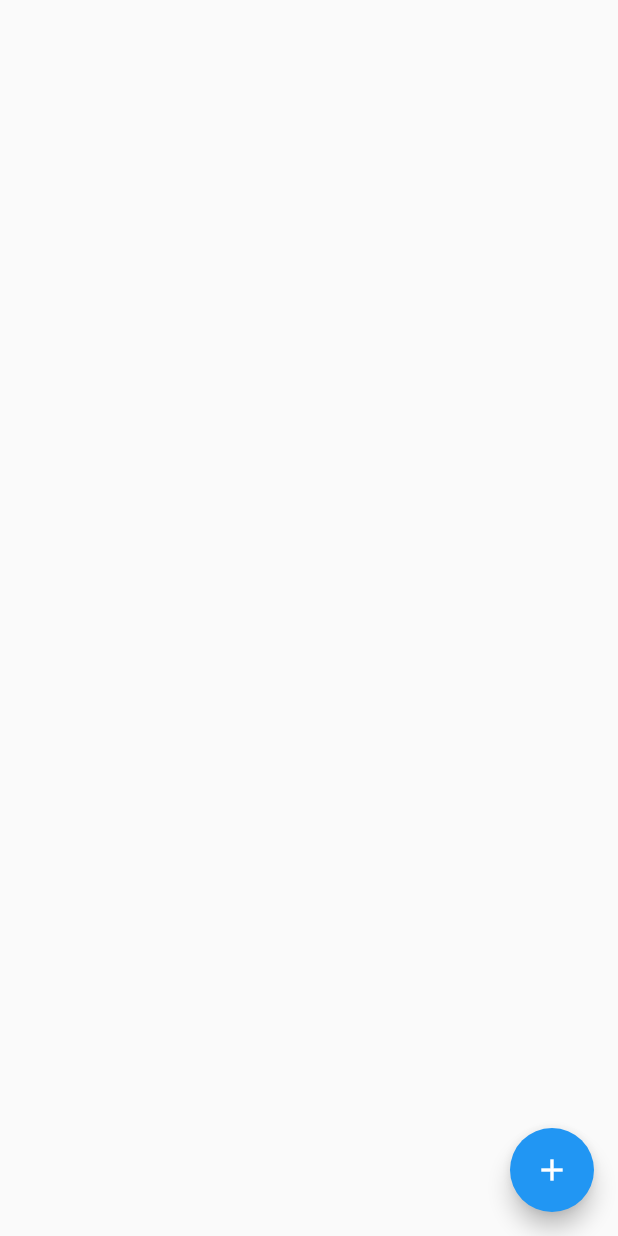
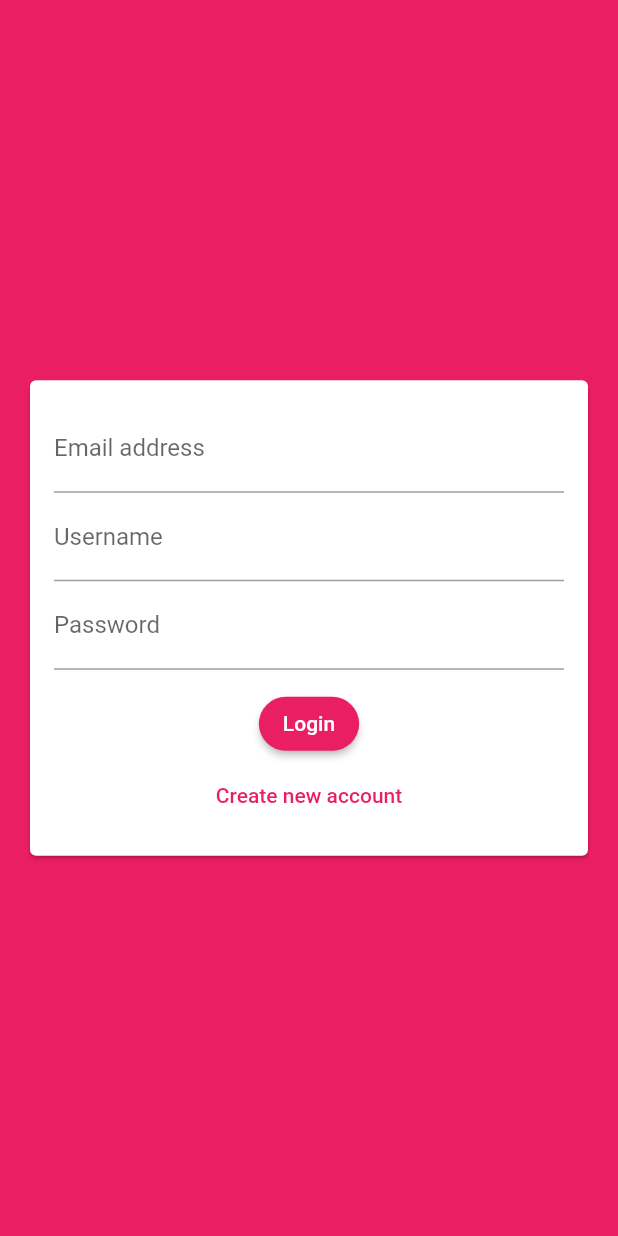
Before and after one commit to leeanngrapes/flutter_chat_app, a Flutter app: the screen it shows after launch, on a phone screen of 412 x 824 dp. Run offline on Flutter 3.47's test engine with Material 2 defaults, Android fonts, the phone set to English and light mode, and no system bars; our stand-ins replace cloud_firestore, firebase_core; accounts and stored records are empty.

Commit message:
Created basic authentication form and app styling

```diff
--- a/lib/main.dart
+++ b/lib/main.dart
@@ -1,5 +1,6 @@
 import 'package:flutter/material.dart';
 import 'package:firebase_core/firebase_core.dart';
+import 'package:flutter_chat_app/screens/auth_screen.dart';
 
 import 'package:flutter_chat_app/screens/chat_screen.dart';
 
@@ -16,7 +17,26 @@ class MyApp extends StatelessWidget {
     return MaterialApp(
       title: 'FlutterChat',
       theme: ThemeData(
-        primarySwatch: Colors.blue,
+        primarySwatch: Colors.pink,
+        backgroundColor: Colors.pink,
+        accentColor: Colors.teal[900],
+        accentColorBrightness: Brightness.dark,
+        buttonTheme: ButtonThemeData(
+          buttonColor: Colors.teal,
+        ),
+        elevatedButtonTheme: ElevatedButtonThemeData(
+          style: ElevatedButton.styleFrom(
+            primary: Colors.pink,
+            shape: RoundedRectangleBorder(
+              borderRadius: BorderRadius.circular(20),
+            ),
+          ),
+        ),
+        textButtonTheme: TextButtonThemeData(
+          style: TextButton.styleFrom(
+            primary: Colors.pink,
+          ),
+        ),
       ),
       home: FutureBuilder(
           future: _fbApp,
@@ -25,14 +45,13 @@ class MyApp extends StatelessWidget {
               print('You have an error! ${snapshot.error.toString()}');
               return Text('Something went wrong!');
             } else if (snapshot.hasData) {
-              return ChatScreen();
+              return AuthScreen();
             } else {
               return Center(
                 child: CircularProgressIndicator(),
               );
             }
           }),
-      //ChatScreen(),
     );
   }
 }
--- a/lib/screens/auth_screen.dart
+++ b/lib/screens/auth_screen.dart
@@ -0,0 +1,18 @@
+import 'package:flutter/material.dart';
+
+import '../widgets/auth/auth_form.dart';
+
+class AuthScreen extends StatefulWidget {
+  @override
+  _AuthScreenState createState() => _AuthScreenState();
+}
+
+class _AuthScreenState extends State<AuthScreen> {
+  @override
+  Widget build(BuildContext context) {
+    return Scaffold(
+      backgroundColor: Theme.of(context).primaryColor,
+      body: AuthForm(),
+    );
+  }
+}
--- /dev/null
+++ b/lib/widgets/auth/auth_form.dart
@@ -0,0 +1,53 @@
+import 'package:flutter/material.dart';
+
+class AuthForm extends StatefulWidget {
+  @override
+  _AuthFormState createState() => _AuthFormState();
+}
+
+class _AuthFormState extends State<AuthForm> {
+  @override
+  Widget build(BuildContext context) {
+    return Center(
+      child: Card(
+        margin: EdgeInsets.all(20),
+        child: SingleChildScrollView(
+          child: Padding(
+            padding: EdgeInsets.all(16),
+            child: Form(
+              child: Column(
+                mainAxisSize: MainAxisSize.min,
+                children: <Widget>[
+                  TextFormField(
+                    keyboardType: TextInputType.emailAddress,
+                    decoration: InputDecoration(labelText: 'Email address'),
+                  ),
+                  TextFormField(
+                    decoration: InputDecoration(labelText: 'Username'),
+                  ),
+                  TextFormField(
+                    decoration: InputDecoration(labelText: 'Password'),
+                    obscureText: true,
+                  ),
+                  SizedBox(
+                    height: 12,
+                  ),
+                  ElevatedButton(
+                    onPressed: () {},
+                    child: Text('Login'),
+                  ),
+                  TextButton(
+                    onPressed: () {},
+                    child: Text(
+                      'Create new account',
+                    ),
+                  ),
+                ],
+              ),
+            ),
+          ),
+        ),
+      ),
+    );
+  }
+}
```
